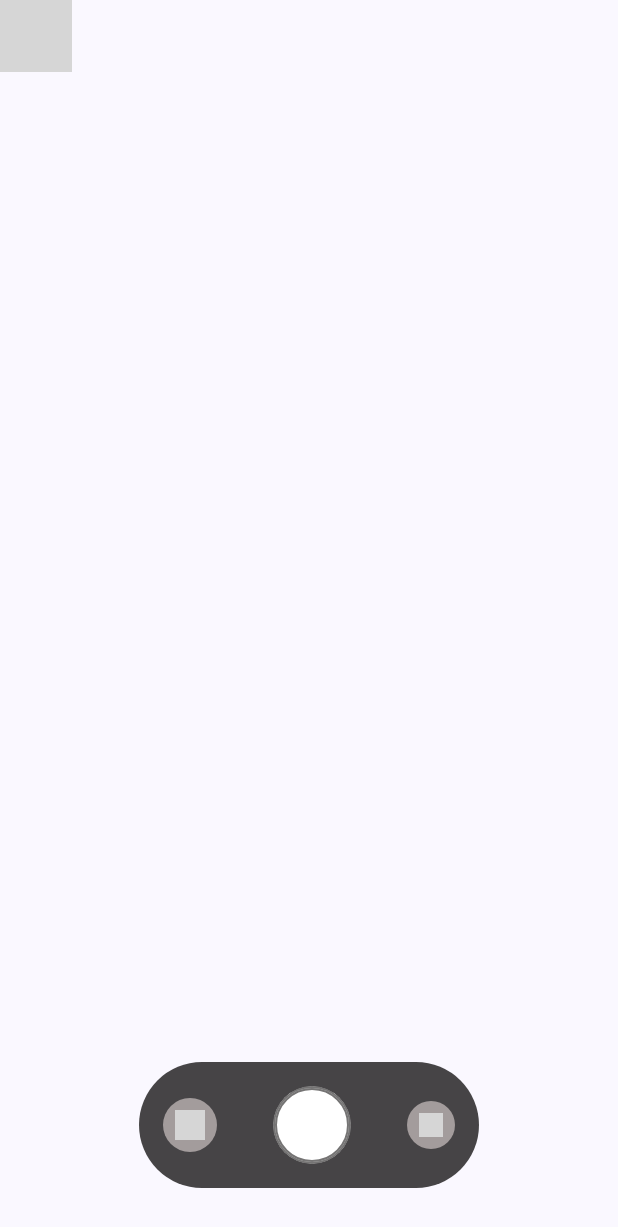
After one commit to khalidtouch/electronic-component-classifier, an Android app built with Jetpack Compose: the MainPreviewScreen screen opened through its navigation route, on a phone screen of 412 x 824 dp. The commit adds this screen. Shown: the top 1227 px of the screen. Run offline under Robolectric (Android 15) with nearby library versions, the phone set to English and light mode, and no system bars; our stand-ins replace accompanist; libraries missing offline, so code that uses them is left out: androidx.camera.core, androidx.camera.view; pictures from the network do not load; 5 statements that could not run were skipped; grey boxes are pictures that could not be loaded.

Commit message:
implemented the permission handling and the preview screen

```diff
--- a/app/android/ComponentIdentifier/app/build.gradle
+++ b/app/android/ComponentIdentifier/app/build.gradle
@@ -70,6 +70,9 @@ dependencies {
     implementation 'androidx.lifecycle:lifecycle-viewmodel-ktx:2.6.1'
     implementation 'androidx.lifecycle:lifecycle-livedata-ktx:2.6.1'
     implementation 'androidx.lifecycle:lifecycle-common-java8:2.6.1'
+    implementation 'com.google.accompanist:accompanist-systemuicontroller:0.31.0-alpha'
+    implementation 'com.google.accompanist:accompanist-permissions:0.31.0-alpha'
+    implementation 'io.coil-kt:coil-compose:2.3.0'
     testImplementation 'junit:junit:4.13.2'
     androidTestImplementation 'androidx.test.ext:junit:1.1.5'
     androidTestImplementation 'androidx.test.espresso:espresso-core:3.5.1'
--- a/app/android/ComponentIdentifier/app/src/main/AndroidManifest.xml
+++ b/app/android/ComponentIdentifier/app/src/main/AndroidManifest.xml
@@ -1,6 +1,10 @@
 <?xml version="1.0" encoding="utf-8"?>
 <manifest xmlns:android="http://schemas.android.com/apk/res/android"
     xmlns:tools="http://schemas.android.com/tools">
+
+    <uses-feature android:name="android.hardware.camera"/>
+    <uses-permission android:name="android.permission.CAMERA"/>
+    <uses-permission android:name="android.permission.INTERNET"/>
 
     <application
         android:allowBackup="true"
--- /dev/null
+++ b/app/android/ComponentIdentifier/app/src/main/java/com/nkoyo/componentidentifier/ui/components/Buttons.kt
@@ -0,0 +1,142 @@
+package com.nkoyo.componentidentifier.ui.components
+
+import androidx.compose.foundation.BorderStroke
+import androidx.compose.foundation.Image
+import androidx.compose.foundation.background
+import androidx.compose.foundation.border
+import androidx.compose.foundation.clickable
+import androidx.compose.foundation.layout.Box
+import androidx.compose.foundation.layout.padding
+import androidx.compose.foundation.layout.size
+import androidx.compose.foundation.shape.CircleShape
+import androidx.compose.material3.Icon
+import androidx.compose.material3.IconButton
+import androidx.compose.material3.IconButtonDefaults
+import androidx.compose.material3.Surface
+import androidx.compose.runtime.Composable
+import androidx.compose.ui.Modifier
+import androidx.compose.ui.draw.clip
+import androidx.compose.ui.graphics.Color
+import androidx.compose.ui.layout.ContentScale
+import androidx.compose.ui.platform.LocalContext
+import androidx.compose.ui.res.painterResource
+import androidx.compose.ui.res.stringResource
+import androidx.compose.ui.tooling.preview.Preview
+import androidx.compose.ui.unit.dp
+import coil.compose.AsyncImage
+import coil.request.ImageRequest
+import com.nkoyo.componentidentifier.R
+import com.nkoyo.componentidentifier.ui.theme.LocalBlack
+import com.nkoyo.componentidentifier.ui.theme.LocalGray
+import com.nkoyo.componentidentifier.ui.theme.LocalWhite
+
+@Composable
+fun ShowRecordButton(
+    modifier: Modifier = Modifier,
+    onClick: () -> Unit,
+){
+    Surface(
+        modifier = modifier
+            .size(36.dp)
+            .clip(CircleShape)
+            .clickable { onClick() },
+        color = LocalGray,
+    ) {
+        AsyncImage(
+            model = ImageRequest.Builder(LocalContext.current)
+                .data("https://example.com/image.jpg")
+                .crossfade(true)
+                .build(),
+            contentDescription = stringResource(id = R.string.flip_camera),
+            modifier = modifier
+                .size(24.dp)
+                .clip(CircleShape)
+                .padding(8.dp),
+            placeholder = painterResource(id = R.drawable.icon_item),
+            contentScale = ContentScale.Crop,
+        )
+    }
+}
+
+
+@Composable
+fun CameraFlipButton(
+    modifier: Modifier = Modifier,
+    onClick: () -> Unit = {},
+) {
+    Surface(
+        modifier = modifier
+            .size(32.dp)
+            .clip(CircleShape)
+            .clickable { onClick() },
+        color = LocalGray,
+    ) {
+        Icon(
+            painter = painterResource(id = R.drawable.icon_flip),
+            contentDescription = stringResource(id = R.string.flip_camera),
+            modifier = modifier
+                .size(24.dp)
+                .padding(8.dp),
+            tint = LocalWhite,
+        )
+    }
+}
+
+
+@Composable
+fun SnapshotButton(
+    modifier: Modifier = Modifier,
+    onClick: () -> Unit = {},
+) {
+    Surface(
+        modifier = Modifier
+            .size(68.dp)
+            .padding(8.dp)
+            .clip(CircleShape)
+            .clickable { onClick() }, shape = CircleShape,
+        color = Color.White,
+        border = BorderStroke(
+            width = 1.dp,
+            color = LocalBlack.copy(0.6f)
+        )
+    ) {
+        Box(
+            modifier = Modifier
+                .padding(1.dp)
+                .background(color = Color.White, shape = CircleShape)
+                .border(
+                    BorderStroke(
+                        width = 1.dp,
+                        color = LocalBlack.copy(0.6f)
+                    ),
+                    shape = CircleShape,
+                )
+        )
+    }
+}
+
+
+
+@Composable
+@Preview
+private fun SnapshotButtonPreview(){
+    SnapshotButton()
+}
+
+
+@Composable
+@Preview
+private fun CameraFlipButtonPreview(){
+    CameraFlipButton(
+        onClick = {}
+    )
+}
+
+
+@Composable
+@Preview
+private fun ShowRecordButtonPreview(){
+    ShowRecordButton(
+        onClick = {}
+    )
+}
--- /dev/null
+++ b/app/android/ComponentIdentifier/app/src/main/java/com/nkoyo/componentidentifier/ui/navigation/NavHost.kt
@@ -0,0 +1,37 @@
+package com.nkoyo.componentidentifier.ui.navigation
+
+import androidx.compose.runtime.Composable
+import androidx.compose.ui.Modifier
+import androidx.navigation.NavHostController
+import androidx.navigation.compose.NavHost
+import androidx.navigation.compose.composable
+import com.google.accompanist.permissions.ExperimentalPermissionsApi
+import com.nkoyo.componentidentifier.ui.screens.MainPreviewScreen
+
+/**
+ * The Composable that handles the navigation and routing through
+ * all the destinations in the app
+ */
+
+@OptIn(ExperimentalPermissionsApi::class)
+@Composable
+fun NavHostWrapper(
+    modifier: Modifier = Modifier,
+    navController: NavHostController,
+    startDestination: String = Route.MainPreview
+){
+    NavHost(
+        navController = navController,
+        startDestination = startDestination,
+    ) {
+        composable(Route.MainPreview){
+            MainPreviewScreen(
+                navController = navController,
+            )
+        }
+    }
+}
+
+object Route {
+    const val MainPreview = "MainPreview"
+}
--- /dev/null
+++ b/app/android/ComponentIdentifier/app/src/main/java/com/nkoyo/componentidentifier/ui/screens/main/MainPreviewScreen.kt
@@ -0,0 +1,81 @@
+package com.nkoyo.componentidentifier.ui.screens
+
+import android.view.ViewGroup
+import androidx.camera.core.CameraSelector
+import androidx.camera.view.PreviewView
+import androidx.compose.foundation.layout.BoxWithConstraints
+import androidx.compose.foundation.layout.fillMaxSize
+import androidx.compose.material3.Surface
+import androidx.compose.runtime.Composable
+import androidx.compose.runtime.LaunchedEffect
+import androidx.compose.runtime.MutableState
+import androidx.compose.runtime.mutableStateOf
+import androidx.compose.runtime.remember
+import androidx.compose.runtime.rememberCoroutineScope
+import androidx.compose.runtime.saveable.rememberSaveable
+import androidx.compose.ui.Modifier
+import androidx.compose.ui.platform.LocalContext
+import androidx.compose.ui.platform.LocalLifecycleOwner
+import androidx.compose.ui.res.stringResource
+import androidx.compose.ui.viewinterop.AndroidView
+import androidx.navigation.NavHostController
+import com.google.accompanist.permissions.ExperimentalPermissionsApi
+import com.google.accompanist.permissions.PermissionState
+import com.google.accompanist.permissions.isGranted
+import com.google.accompanist.permissions.rememberMultiplePermissionsState
+import com.google.accompanist.permissions.rememberPermissionState
+import com.nkoyo.componentidentifier.R
+import com.nkoyo.componentidentifier.ui.screens.main.MainPreviewScreenContent
+import com.nkoyo.componentidentifier.ui.screens.main.PermissionNotAvailableContent
+
+
+@OptIn(ExperimentalPermissionsApi::class)
+@Composable
+fun MainPreviewScreen(
+    modifier: Modifier = Modifier,
+    navController: NavHostController,
+    cameraPermissionState: PermissionState = rememberPermissionState(
+        android.Manifest.permission.CAMERA
+    ),
+    permissionRationale: String = stringResource(id = R.string.permission_is_important),
+    permissionNotAvailableContent: @Composable () -> Unit = {
+         PermissionNotAvailableContent(cameraPermissionState = cameraPermissionState)
+    },
+    content: @Composable () -> Unit = { MainPreviewScreenContent() },
+) {
+    val context = LocalContext.current
+    val lifecycleOwner = LocalLifecycleOwner.current
+    val coroutineScope = rememberCoroutineScope()
+
+    val previewView: PreviewView = remember {
+        val view = PreviewView(context).apply {
+            this.scaleType = PreviewView.ScaleType.FILL_CENTER
+            layoutParams = ViewGroup.LayoutParams(
+                ViewGroup.LayoutParams.MATCH_PARENT,
+                ViewGroup.LayoutParams.MATCH_PARENT
+            )
+        }
+        view
+    }
+
+    val cameraSelector: MutableState<CameraSelector> = remember {
+        mutableStateOf(CameraSelector.DEFAULT_BACK_CAMERA)
+    }
+
+
+    Surface(modifier = Modifier.fillMaxSize()) {
+        BoxWithConstraints(modifier = Modifier.fillMaxSize()) {
+            AndroidView(
+                factory = { previewView },
+                modifier = Modifier.fillMaxSize()
+            )
+
+            if (!cameraPermissionState.status.isGranted) {
+                permissionNotAvailableContent()
+            } else {
+                content()
+            }
+
+        }
+    }
+}
--- /dev/null
+++ b/app/android/ComponentIdentifier/app/src/main/java/com/nkoyo/componentidentifier/ui/screens/main/MainPreviewScreenContent.kt
@@ -0,0 +1,80 @@
+package com.nkoyo.componentidentifier.ui.screens.main
+
+import androidx.compose.foundation.layout.Arrangement
+import androidx.compose.foundation.layout.Box
+import androidx.compose.foundation.layout.BoxWithConstraints
+import androidx.compose.foundation.layout.Row
+import androidx.compose.foundation.layout.fillMaxSize
+import androidx.compose.foundation.layout.padding
+import androidx.compose.foundation.layout.width
+import androidx.compose.foundation.shape.CircleShape
+import androidx.compose.material3.Surface
+import androidx.compose.runtime.Composable
+import androidx.compose.ui.Alignment
+import androidx.compose.ui.Modifier
+import androidx.compose.ui.tooling.preview.Preview
+import androidx.compose.ui.unit.Dp
+import androidx.compose.ui.unit.dp
+import com.google.accompanist.permissions.ExperimentalPermissionsApi
+import com.nkoyo.componentidentifier.ui.components.CameraFlipButton
+import com.nkoyo.componentidentifier.ui.components.ShowRecordButton
+import com.nkoyo.componentidentifier.ui.components.SnapshotButton
+import com.nkoyo.componentidentifier.ui.theme.LocalBlack
+
+
+
+@OptIn(ExperimentalPermissionsApi::class)
+@Composable
+fun MainPreviewScreenContent(
+    modifier: Modifier = Modifier,
+) {
+    BoxWithConstraints(
+        modifier = Modifier.fillMaxSize().padding(bottom = 32.dp),
+        contentAlignment = Alignment.BottomCenter,
+    ){
+        val parentWidth = maxWidth
+        BottomActionButtons(parentWidth = parentWidth)
+    }
+}
+
+
+@Composable
+fun BottomActionButtons(
+    modifier: Modifier = Modifier,
+    parentWidth: Dp,
+) {
+    Surface(
+        modifier = modifier,
+        shape = CircleShape,
+        color = LocalBlack.copy(0.8f)
+    ) {
+        Row(
+            modifier = modifier
+                .width(parentWidth.times(.55f))
+                .padding(horizontal = 16.dp, vertical = 8.dp),
+            horizontalArrangement = Arrangement.SpaceBetween,
+            verticalAlignment = Alignment.CenterVertically
+        ){
+            ShowRecordButton(
+                onClick = {}
+            )
+
+            SnapshotButton(
+                onClick = {}
+            )
+
+            CameraFlipButton(
+                onClick = {}
+            )
+        }
+    }
+}
+
+
+@Composable
+@Preview
+private fun BottomActionButtonsPreview(){
+    BottomActionButtons(
+        parentWidth = 400.dp
+    )
+}
--- a/app/android/ComponentIdentifier/app/src/main/java/com/nkoyo/componentidentifier/ui/theme/Color.kt
+++ b/app/android/ComponentIdentifier/app/src/main/java/com/nkoyo/componentidentifier/ui/theme/Color.kt
@@ -9,3 +9,7 @@ val Pink80 = Color(0xFFEFB8C8)
 val Purple40 = Color(0xFF6650a4)
 val PurpleGrey40 = Color(0xFF625b71)
 val Pink40 = Color(0xFF7D5260)
+
+val LocalGray = Color(0xFFA39C9C)
+val LocalBlack = Color(0xFF1A1818)
+val LocalWhite = Color(0xFFFFFFFF)
--- a/app/android/ComponentIdentifier/app/src/main/java/com/nkoyo/componentidentifier/ui/theme/Theme.kt
+++ b/app/android/ComponentIdentifier/app/src/main/java/com/nkoyo/componentidentifier/ui/theme/Theme.kt
@@ -10,10 +10,12 @@ import androidx.compose.material3.dynamicLightColorScheme
 import androidx.compose.material3.lightColorScheme
 import androidx.compose.runtime.Composable
 import androidx.compose.runtime.SideEffect
+import androidx.compose.ui.graphics.Color
 import androidx.compose.ui.graphics.toArgb
 import androidx.compose.ui.platform.LocalContext
 import androidx.compose.ui.platform.LocalView
 import androidx.core.view.WindowCompat
+import com.google.accompanist.systemuicontroller.rememberSystemUiController
 
 private val DarkColorScheme = darkColorScheme(
     primary = Purple80,
@@ -62,6 +64,16 @@ fun ComponentIdentifierTheme(
         }
     }
 
+    val systemUiController = rememberSystemUiController()
+    SideEffect {
+        systemUiController.apply {
+            isStatusBarVisible = false
+            isNavigationBarVisible = false
+            isSystemBarsVisible = false
+            setStatusBarColor(Color.Transparent)
+        }
+    }
+
     MaterialTheme(
         colorScheme = colorScheme,
         typography = Typography,
--- a/app/android/ComponentIdentifier/app/src/main/res/drawable/baseline_search_24.xml
+++ b/app/android/ComponentIdentifier/app/src/main/res/drawable/baseline_search_24.xml
@@ -6,5 +6,4 @@
         android:translateY="50">
         <path android:fillColor="@android:color/white" android:pathData="M15.5,14h-0.79l-0.28,-0.27C15.41,12.59 16,11.11 16,9.5 16,5.91 13.09,3 9.5,3S3,5.91 3,9.5 5.91,16 9.5,16c1.61,0 3.09,-0.59 4.23,-1.57l0.27,0.28v0.79l5,4.99L20.49,19l-4.99,-5zM9.5,14C7.01,14 5,11.99 5,9.5S7.01,5 9.5,5 14,7.01 14,9.5 11.99,14 9.5,14z"/>
     </group>
-<!--    <path android:fillColor="@android:color/white" android:pathData="M15.5,14h-0.79l-0.28,-0.27C15.41,12.59 16,11.11 16,9.5 16,5.91 13.09,3 9.5,3S3,5.91 3,9.5 5.91,16 9.5,16c1.61,0 3.09,-0.59 4.23,-1.57l0.27,0.28v0.79l5,4.99L20.49,19l-4.99,-5zM9.5,14C7.01,14 5,11.99 5,9.5S7.01,5 9.5,5 14,7.01 14,9.5 11.99,14 9.5,14z"/>-->
 </vector>
--- /dev/null
+++ b/app/android/ComponentIdentifier/app/src/main/res/drawable/icon_item.xml
@@ -0,0 +1,4 @@
+<vector android:height="24dp" android:viewportHeight="24"
+    android:viewportWidth="24" android:width="24dp" xmlns:android="http://schemas.android.com/apk/res/android">
+    <path android:fillColor="@color/black" android:pathData="M12,7.77L18.39,18H5.61L12,7.77m-0.85,-2.41l-8.2,13.11c-0.41,0.67 0.07,1.53 0.85,1.53h16.4a1,1 0,0 0,0.85 -1.53l-8.2,-13.11a1,1 0,0 0,-1.7 0z"/>
+</vector>
--- a/app/android/ComponentIdentifier/app/src/main/res/values/strings.xml
+++ b/app/android/ComponentIdentifier/app/src/main/res/values/strings.xml
@@ -1,3 +1,6 @@
 <resources>
     <string name="app_name">Component Identifier</string>
+    <string name="permission_is_importantT">This permission is important for this app. Please grant the permission.</string>
+    <string name="permission_is_important">Permission is important for this app. Please grant the permission.</string>
+    <string name="flip_camera">Flip Camera</string>
 </resources>
```
Also changed, not shown: app/android/ComponentIdentifier/app/src/main/java/com/nkoyo/componentidentifier/MainActivity.kt (+4 -17 lines), app/android/ComponentIdentifier/app/src/main/java/com/nkoyo/componentidentifier/ui/screens/main/PermissionNotAvailableContent.kt (added, +39 -0 lines).
